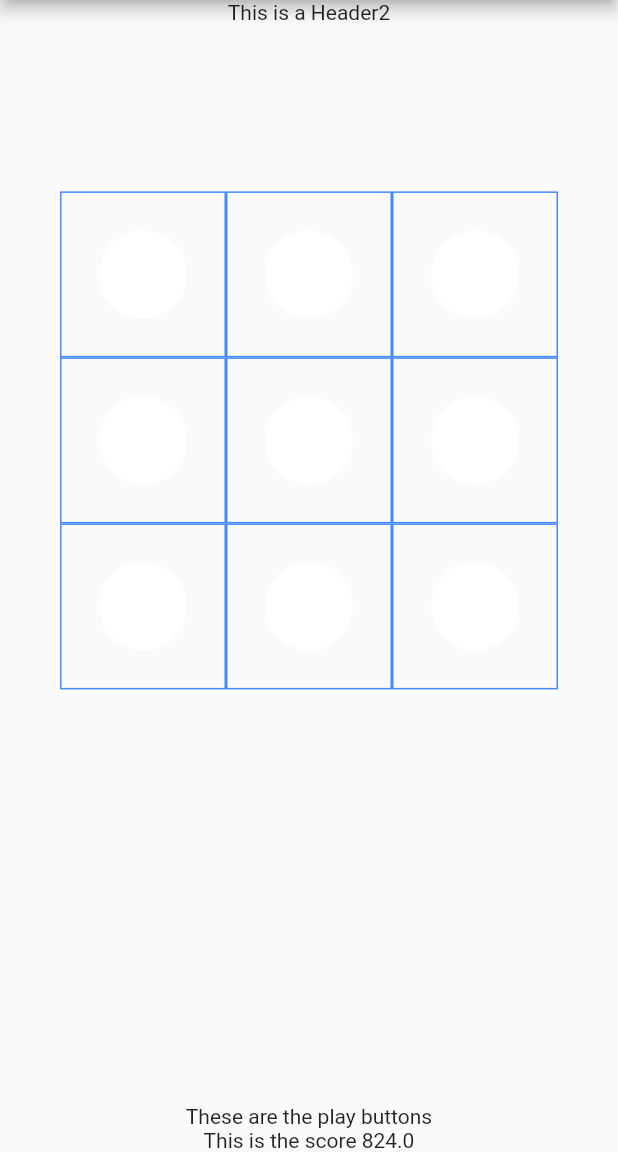
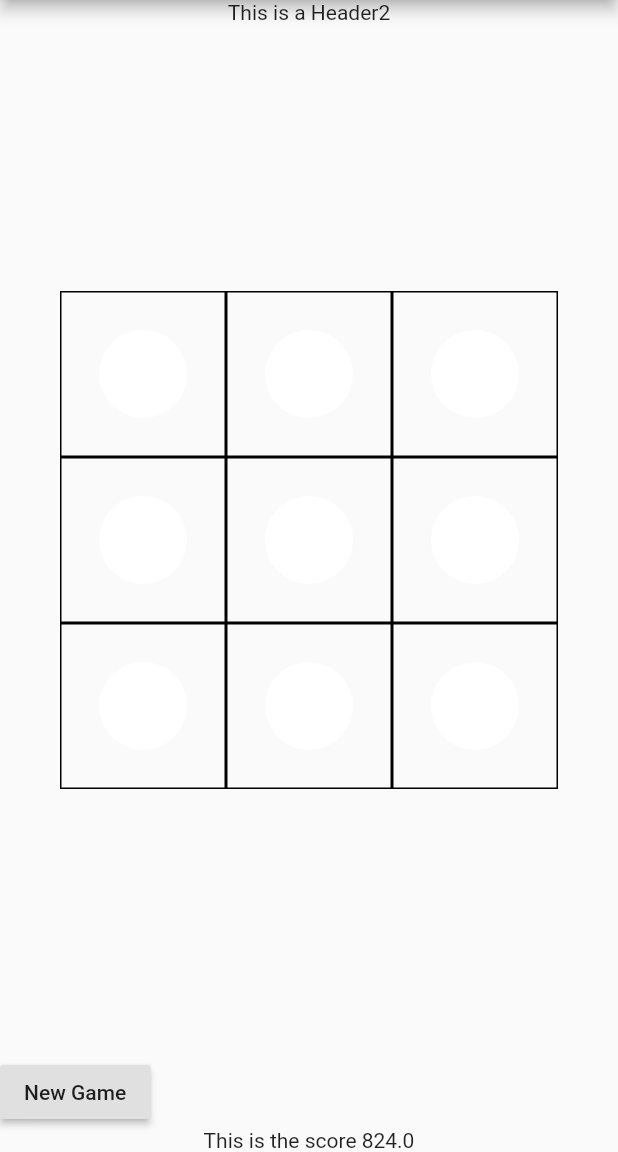
Before and after one commit to samuelzv/tic-tac-toe, a Flutter app: the GamePage screen opened directly, on a phone screen of 412 x 824 dp, the part 84-1236 px from its top. Run offline on Flutter 3.47's test engine with Material 2 defaults, Android fonts, the phone set to English and light mode, and no system bars; our stand-ins replace bloc, equatable, flutter_bloc; missing offline and left inert: angular, angular_bloc, angular_components, angular_forms, angular_router.

Commit message:
Implement start a new game

```diff
--- a/flutter_app/lib/pages/game/game.dart
+++ b/flutter_app/lib/pages/game/game.dart
@@ -1,5 +1,9 @@
 import 'package:flutter/material.dart';
+import 'package:flutter_bloc/flutter_bloc.dart';
+import 'package:common/common.dart';
+
 import './widgets/board.dart';
+import './widgets/play_controls.dart';
 
 class GamePage extends StatefulWidget {
   @override
@@ -7,13 +11,39 @@ class GamePage extends StatefulWidget {
 }
 
 class _GamePageState extends State<GamePage> {
+  Widget _getGame() {
+    return Center(
+          child: Column(
+            mainAxisAlignment: MainAxisAlignment.center,
+            crossAxisAlignment: CrossAxisAlignment.center,
+            children: [
+              Text('This is a Header2'),
+              Expanded(
+                child: Center(
+                  child: Container(
+                    height: MediaQuery.of(context).size.height * .5 ,
+                    child: GameBoard(),
+                  )
+                )
+              ),
+              PlayControls(() => BlocProvider.of<GameBloc>(context).dispatch(NewGameBlocEvent()) ),
+              Text('This is the score ${MediaQuery.of(context).size.height}'),
+            ]
+          )
+        );
+  }
   @override
   Widget build(BuildContext context) {
     return Scaffold(
       appBar: AppBar(
         title: Text('Tic-Tac-Toe Game'),
       ),
-      body: Board(),
+      body: BlocBuilder(
+        bloc: BlocProvider.of<GameBloc>(context),
+        builder: (BuildContext context, DataState state) {
+          return _getGame();
+        },
+      )
     );
   }
 }
--- a/flutter_app/lib/pages/game/widgets/board.dart
+++ b/flutter_app/lib/pages/game/widgets/board.dart
@@ -3,8 +3,7 @@ import 'package:flutter_bloc/flutter_bloc.dart';
 
 import 'package:common/common.dart';
 
-class Board  extends StatelessWidget {
-
+class GameBoard  extends StatelessWidget {
   GridTile _getGridTile(DataState state, Cell cell, BuildContext context) {
     Icon icon;
     Color backgroundColor = Colors.white;
@@ -23,7 +22,7 @@ class Board  extends StatelessWidget {
         child: Container(
           padding: EdgeInsets.all(25.0),
           decoration: new BoxDecoration(
-            border: new Border.all(color: Colors.blueAccent)
+            border: new Border.all(color: Colors.black)
           ),
           child: FloatingActionButton(
             elevation: 0.0,
@@ -74,25 +73,7 @@ class Board  extends StatelessWidget {
     return BlocBuilder(
       bloc: BlocProvider.of<GameBloc>(context),
       builder: (BuildContext context, DataState gameState) {
-        return Center(
-          child: Column(
-            mainAxisAlignment: MainAxisAlignment.center,
-            crossAxisAlignment: CrossAxisAlignment.center,
-            children: [
-              Text('This is a Header2'),
-              Expanded(
-                child: Center(
-                  child: Container(
-                    height: MediaQuery.of(context).size.height * .7 ,
-                    child: _board(gameState, context)
-                  )
-                )
-              ),
-              Text('These are the play buttons'),
-              Text('This is the score ${MediaQuery.of(context).size.height}'),
-            ]
-          )
-        );
+        return _board(gameState, context);
       }
     );
   }
--- /dev/null
+++ b/flutter_app/lib/pages/game/widgets/play_controls.dart
@@ -0,0 +1,20 @@
+import 'package:flutter/material.dart';
+import 'package:flutter_bloc/flutter_bloc.dart';
+
+class PlayControls extends StatelessWidget {
+  final Function onNewGame;
+
+  const PlayControls(this.onNewGame);
+
+  @override
+  Widget build(BuildContext context) {
+    return Row(
+      children: <Widget>[
+        RaisedButton(
+          child: Text('New Game'),
+          onPressed: onNewGame
+        )
+      ],
+    );
+  }
+}
--- a/flutter_app/lib/pages/home/home.dart
+++ b/flutter_app/lib/pages/home/home.dart
@@ -46,6 +46,10 @@ class HomePage extends StatelessWidget {
               return GamePage();
             }
 
+            if (state is NewGame) {
+              return GamePage();
+            }
+
             if (state is DataState || state == null) {
               return _homeWidget(() {
                 BlocProvider.of<GameBloc>(context).dispatch(WelcomeBlocEvent());
```
